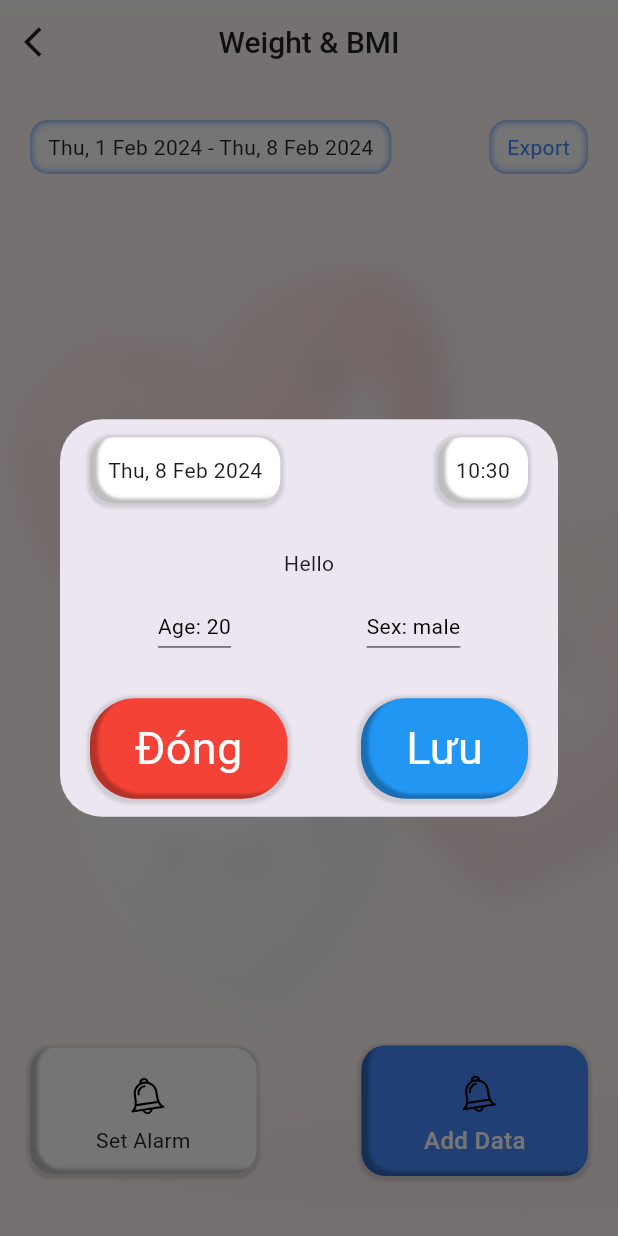
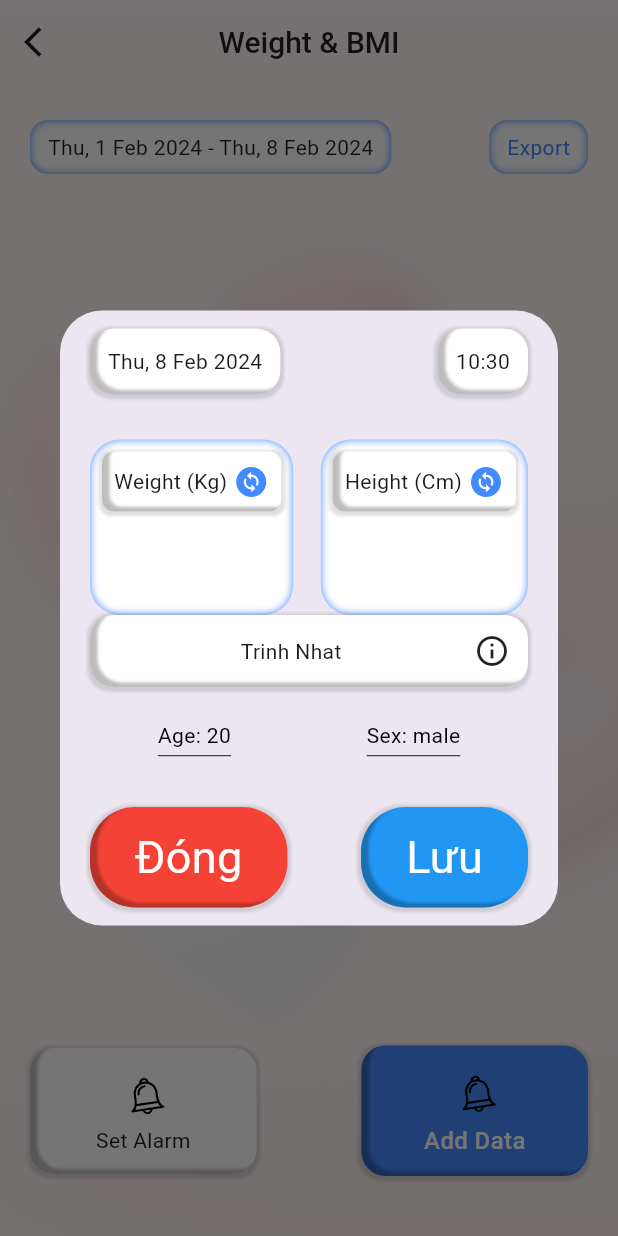
Before and after one commit to iamnhatjt/heathy_app, a Flutter app: the WeightBMIScreen screen opened by its route, after a tap on "Add Data", on a phone screen of 412 x 824 dp. Run offline on Flutter 3.47's test engine with Material 3 defaults, Android fonts, the phone set to English and light mode, and no system bars; our stand-ins replace camera, fl_chart, flutter_bloc, flutter_inset_box_shadow, freezed_annotation, get_it and 7 more; missing offline and left inert: qr_code_scanner; accounts and stored records are empty; project files that could hold a hidden picture were left out.

Commit message:
pref: BMI dialog info

```diff
--- a/lib/bloc/weight_bmi/weight_bmi_bloc.dart
+++ b/lib/bloc/weight_bmi/weight_bmi_bloc.dart
@@ -1,14 +1,28 @@
 import 'package:flutter_bloc/flutter_bloc.dart';
 import 'package:freezed_annotation/freezed_annotation.dart';
 
+part 'weight_bmi_bloc.freezed.dart';
 part 'weight_bmi_event.dart';
 part 'weight_bmi_state.dart';
-part 'weight_bmi_bloc.freezed.dart';
 
 class WeightBmiBloc extends Bloc<WeightBmiEvent, WeightBmiState> {
   WeightBmiBloc() : super(const _Initial()) {
-    on<WeightBmiEvent>((event, emit) {
-      // TODO: implement event handler
-    });
+    on<_ChangeModeHeight>((event, emit) => _changeHeightMode(emit));
+    on<_ChangeModeWeight>((event, emit) => _changeWeightMode(emit));
+  }
+
+  bool isWeightKG = true;
+  bool isHeightCM = true;
+
+  void _changeHeightMode(Emitter emit) {
+    emit(const _Loading());
+    isHeightCM = !isHeightCM;
+    emit(const _Loaded());
+  }
+
+  void _changeWeightMode(Emitter emit) {
+    emit(const _Loading());
+    isWeightKG = !isWeightKG;
+    emit(const _Loaded());
   }
 }
--- /dev/null
+++ b/lib/res/widgets/app_input.dart
@@ -0,0 +1,44 @@
+import 'package:flutter/material.dart';
+import 'package:flutter/services.dart';
+import 'package:heathy_app/res/styles/styles.dart';
+
+class AppInput extends StatelessWidget {
+  const AppInput({super.key, this.controller, this.width, this.inputText});
+
+  final TextEditingController? controller;
+  final double? width;
+  final String? inputText;
+
+  @override
+  Widget build(BuildContext context) {
+    return SizedBox(
+      width: width ?? 200,
+      child: TextFormField(
+        initialValue: inputText,
+        controller: controller,
+        inputFormatters: [
+          TextInputFormatter.withFunction((oldValue, newValue) {
+            final newString = newValue.text.replaceAll(',', '.');
+            final dotCount = newString.split('.').length - 1;
+            if (dotCount > 1) {
+              return oldValue;
+            }
+            return newValue.copyWith(text: newString);
+          })
+        ],
+        maxLength: 6,
+        keyboardType: TextInputType.number,
+        maxLines: 1,
+        style: AppStyle.buttonLarge,
+        textAlign: TextAlign.center,
+        decoration: const InputDecoration(
+            counterText: "",
+            border: InputBorder.none,
+            focusedBorder: InputBorder.none,
+            errorBorder: InputBorder.none,
+            disabledBorder: InputBorder.none,
+            contentPadding: EdgeInsets.symmetric(horizontal: 20, vertical: 8)),
+      ),
+    );
+  }
+}
--- a/lib/ui/weight_bmi/weight_bmi_screen.dart
+++ b/lib/ui/weight_bmi/weight_bmi_screen.dart
@@ -22,7 +22,7 @@ class _WeightBMI extends StatelessWidget {
   @override
   Widget build(BuildContext context) {
     void onTapAdd() {
-      weightBMIDialog().show();
+      weightBMIDialog(context: context).show();
     }
 
     return BaseBody(
@@ -32,7 +32,7 @@ class _WeightBMI extends StatelessWidget {
       ),
       onChangeDateRange: (value) {},
       onTapAdd: onTapAdd,
-      child: const Column(children: []),
+      child: Column(children: []),
     );
   }
 }
--- a/lib/ui/weight_bmi/widgets/weight_bmi_dialog.dart
+++ b/lib/ui/weight_bmi/widgets/weight_bmi_dialog.dart
@@ -1,12 +1,134 @@
 import 'package:flutter/material.dart';
+import 'package:flutter_bloc/flutter_bloc.dart';
+import 'package:heathy_app/bloc/weight_bmi/weight_bmi_bloc.dart';
 import 'package:heathy_app/data/enums/sex.dart';
+import 'package:heathy_app/data/model/weight_bmi_model.dart';
+import 'package:heathy_app/res/widgets/app_button.dart';
+import 'package:heathy_app/res/widgets/app_button_inner.dart';
 import 'package:heathy_app/res/widgets/app_dialog.dart';
+import 'package:heathy_app/res/widgets/app_input.dart';
+import 'package:heathy_app/ui/weight_bmi/widgets/weight_bmi_info.dart';
 
 AppDialog weightBMIDialog({
+  required BuildContext context,
+  final WeightBMIModel? model,
   Function(DateTime, int, SexEnum)? confirm,
 }) {
+  Widget child() {
+    return Column(mainAxisSize: MainAxisSize.min, children: [
+      Row(
+        children: [
+          _WeightInput(model),
+          const Spacer(),
+          const _HeightInput(),
+        ],
+      ),
+      const WeightBmiInfo(),
+    ]);
+  }
+
   return AppDialog(
+    initAge: model?.age,
+    sex: getSex(model?.sex),
+    initDate: model?.dateTime,
     confirm: confirm,
-    child: const Text("Hello"),
+    child: BlocProvider.value(
+      value: context.read<WeightBmiBloc>(),
+      child: child(),
+    ),
   );
 }
+
+class _WeightInput extends StatelessWidget {
+  const _WeightInput(this.model);
+  final WeightBMIModel? model;
+
+  @override
+  Widget build(BuildContext context) {
+    return AppButtonInner(
+        child: Column(
+      children: [
+        changeMode(),
+        AppInput(
+          inputText: model?.weight?.toString(),
+          width: 120,
+        ),
+      ],
+    ));
+  }
+
+  Widget changeMode() {
+    return Builder(
+      builder: (context) {
+        final unit = context.watch<WeightBmiBloc>().isWeightKG ? "Kg" : 'Ib';
+        return BaseRoundedButton.all(
+          onTap: () => context
+              .read<WeightBmiBloc>()
+              .add(const WeightBmiEvent.changeModeWeight()),
+          padding: const EdgeInsets.all(8),
+          radius: 8,
+          margin: const EdgeInsets.all(8),
+          child: Row(
+            mainAxisSize: MainAxisSize.min,
+            children: [
+              Text("Weight ($unit)"),
+              const SizedBox(width: 4),
+              const Icon(
+                Icons.change_circle,
+                color: Colors.blueAccent,
+              ),
+            ],
+          ),
+        );
+      },
+    );
+  }
+}
+
+class _HeightInput extends StatelessWidget {
+  const _HeightInput();
+
+  @override
+  Widget build(BuildContext context) {
+    return AppButtonInner(
+      child: Column(
+        mainAxisSize: MainAxisSize.min,
+        children: [
+          changeMode(),
+          const AppInput(
+            width: 120,
+          ),
+        ],
+      ),
+    );
+  }
+
+  Widget changeMode() {
+    return Builder(
+      builder: (context) {
+        final unit = context.watch<WeightBmiBloc>().isHeightCM ? 'Cm' : 'Fit';
+        return BaseRoundedButton.all(
+          onTap: () => context
+              .read<WeightBmiBloc>()
+              .add(const WeightBmiEvent.changeModeHeight()),
+          padding: const EdgeInsets.all(8),
+          radius: 8,
+          margin: const EdgeInsets.all(8),
+          child: Row(
+            mainAxisSize: MainAxisSize.min,
+            children: [
+              Text("Height ($unit)"),
+              const SizedBox(
+                width: 4,
+              ),
+              const Icon(
+                Icons.change_circle,
+                color: Colors.blueAccent,
+              )
+            ],
+          ),
+        );
+      },
+    );
+  }
+}
```
Also changed, not shown: lib/data/enums/bmi.dart (added, +107 -0 lines), lib/data/model/weight_bmi_model.dart (+30 -0 lines), lib/ui/weight_bmi/widgets/weight_bmi_info.dart (added, +63 -0 lines).
